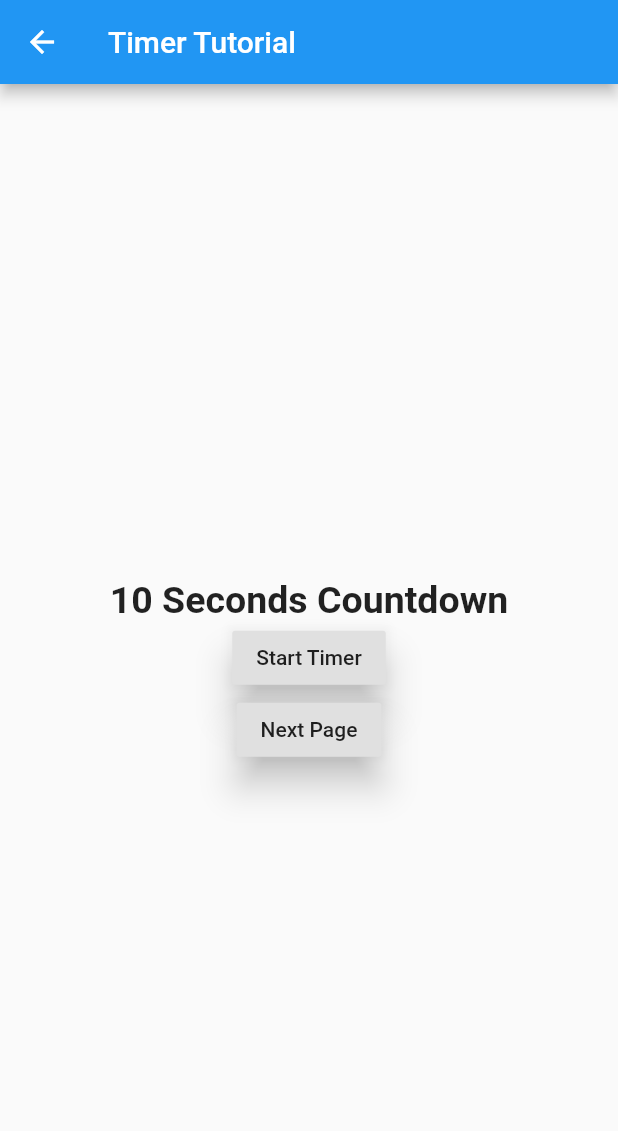
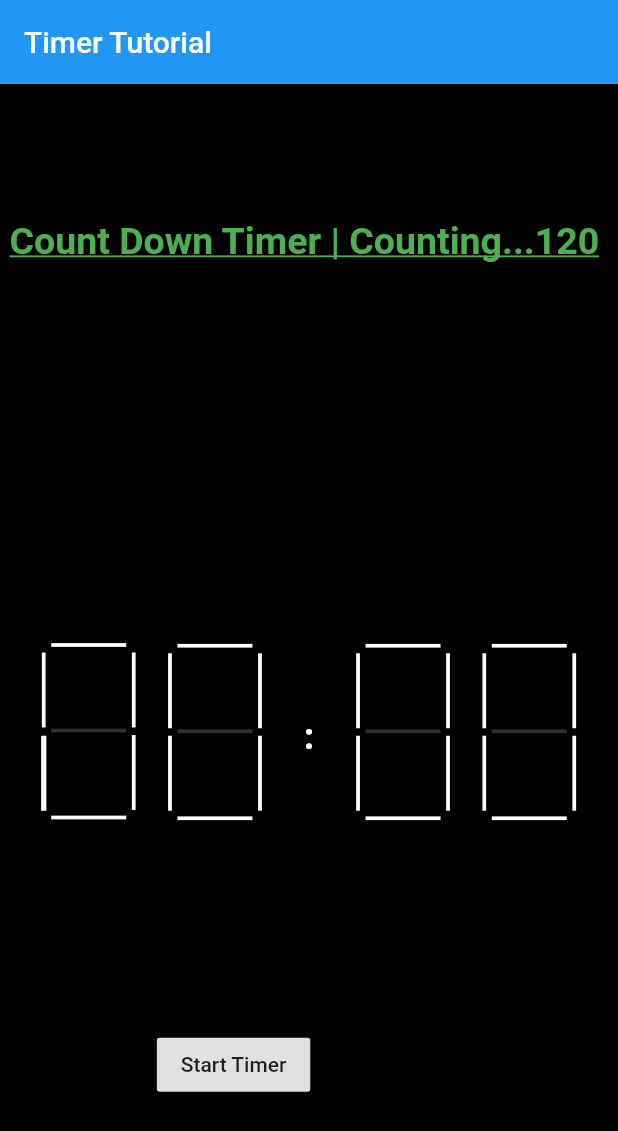
Before and after one commit to vijayinyoutube/timerapp, a Flutter app: the MyHomePage screen opened directly, on a phone screen of 412 x 824 dp. Shown: the top 1131 px of the screen. Run offline on Flutter 3.47's test engine with Material 2 defaults, Android fonts, the phone set to English and light mode, and no system bars.

Commit message:
Added count down timer | Led merge

```diff
--- a/lib/HomePage.dart
+++ b/lib/HomePage.dart
@@ -1,7 +1,9 @@
 import 'dart:async';
-
 import 'package:flutter/material.dart';
-import 'package:timerapp/TestLED.dart';
+import 'Widgets/minutesTenth.dart';
+import 'Widgets/minutesUnit.dart';
+import 'Widgets/secondsTenth.dart';
+import 'Widgets/secondsUnit.dart';
 
 class MyHomePage extends StatefulWidget {
   _MyHomePageState createState() => _MyHomePageState();
@@ -10,12 +12,14 @@ class MyHomePage extends StatefulWidget {
 class _MyHomePageState extends State<MyHomePage> {
   Duration _duration = new Duration(seconds: (10));
 
-  int _counter = (10);
+  int _counter = 120;
   Timer _timer;
+  int minuteTenth = 0, minuteUnit = 0, secondTenth = 0, secondUnit = 0;
+
   String showtime = "10 Seconds Countdown";
   bool _isbuttondisabled = false;
   void startTimer() {
-    _counter = (10);
+    _counter = (120);
 
     _timer = Timer.periodic(
       Duration(seconds: 1),
@@ -27,6 +31,10 @@ class _MyHomePageState extends State<MyHomePage> {
             _duration = new Duration(seconds: _counter);
             showtime = "${_duration.inMinutes}:${_duration.inSeconds % 60}";
             print("${_duration.inMinutes}:${_duration.inSeconds % 60} ");
+            minuteTenth = ((_duration.inMinutes) / 10).floor();
+            minuteUnit = ((_duration.inMinutes) % 10).round();
+            secondTenth = ((_duration.inSeconds % 60) / 10).floor();
+            secondUnit = ((_duration.inSeconds % 60) % 10).round();
           });
         } else {
           _timer.cancel();
@@ -41,21 +49,54 @@ class _MyHomePageState extends State<MyHomePage> {
   @override
   Widget build(BuildContext context) {
     return Scaffold(
+      backgroundColor: Colors.black,
       appBar: AppBar(
         title: Text("Timer Tutorial"),
       ),
-      body: Center(
-        child: Column(
-          mainAxisAlignment: MainAxisAlignment.center,
+      body: Column(
+        mainAxisAlignment: MainAxisAlignment.spaceAround,
         children: [
-            _counter > 0 ? Text("") : callbackfunction(),
-            Text(
-              "$showtime",
+          _counter > 0
+              ? Text(
+                  "Count Down Timer | Counting...${(_counter)} ",
+                  style: TextStyle(
+                    color: Colors.green,
+                    decoration: TextDecoration.underline,
+                    fontSize: 25,
+                    fontWeight: FontWeight.bold,
+                  ),
+                )
+              : callbackfunction(),
+          Container(
+
+            child: Row(
+              mainAxisAlignment: MainAxisAlignment.spaceEvenly,
+              children: [
+                MyMinuteTenth(minuteTenth),
+                MyMinuteUnit(minuteUnit),
+                Container(
+                  height: 150,
+                  child: Align(
+                    alignment: Alignment.bottomCenter,
+                    child: Text(
+                      ":",
                       style: TextStyle(
                           fontSize: 25,
                           fontWeight: FontWeight.bold,
+                          color: Colors.white),
                     ),
                   ),
+                ),
+                MySecondsTenth(secondTenth),
+                MySecondsUnit(secondUnit),
+              ],
+            ),
+          ),
+          Container(
+            width: double.infinity,
+            child: Row(
+              mainAxisAlignment: MainAxisAlignment.center,
+              children: [
                 RaisedButton(
                   elevation: 10,
                   onPressed: _isbuttondisabled == false ? startTimer : null,
@@ -63,16 +104,25 @@ class _MyHomePageState extends State<MyHomePage> {
                 ),
                 RaisedButton(
                   elevation: 10,
-              onPressed: () {
-                Navigator.push(context,
-                    MaterialPageRoute(builder: (context) => LEDTest()));
-              },
-              child: Text("Next Page"),
-            )
+                  onPressed: _isbuttondisabled == true ? setcounterZero : null,
+                  child: Text("Stop Timer"),
+                ),
               ],
             ),
           ),
+        ],
+      ),
     );
+  }
+
+  setcounterZero() {
+    setState(() {
+      _counter = 0;
+    });
+    minuteTenth = 0;
+    minuteUnit = 0;
+    secondTenth = 0;
+    secondUnit = 0;
   }
 }
 
--- a/lib/Source/LED.dart
+++ b/lib/Source/LED.dart
@@ -1,13 +1,13 @@
 List zero, one, two, three, four, five, six, seven, eight, nine;
 List mytime = <List>[
   zero = <int>[
+    1,
+    1,
     0,
-    0,
-    0,
-    0,
-    0,
-    0,
-    0,
+    1,
+    1,
+    1,
+    1,
   ],
   one = <int>[
     0,
@@ -56,12 +56,12 @@ List mytime = <List>[
   ],
   six = <int>[
     1,
+    0,
     1,
     1,
     1,
     1,
-    0,
-    0,
+    1,
   ],
   seven = <int>[
     1,
--- a/lib/main.dart
+++ b/lib/main.dart
@@ -1,7 +1,5 @@
 import 'package:flutter/material.dart';
 import 'package:timerapp/HomePage.dart';
-
-import 'TestLED.dart';
 
 void main() {
   runApp(MyApp());
@@ -12,7 +10,7 @@ class MyApp extends StatelessWidget {
   Widget build(BuildContext context) {
     return MaterialApp(
       debugShowCheckedModeBanner: false,
-      home: LEDTest(),
+      home: MyHomePage(),
     );
   }
 }
```
Also changed, not shown: lib/TestLED.dart (+4 -5 lines). Lines whose indentation alone changed are shown as unchanged.
